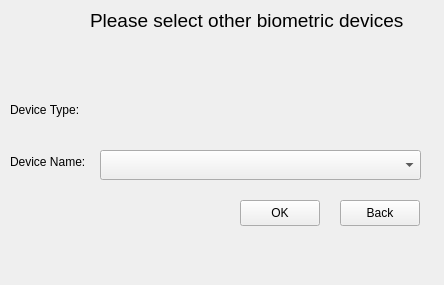
This is src/BioAuth/src/biodeviceswidget.ui in ukui/ukui-screensaver as Qt 5 draws it before an edit. The edited form follows.
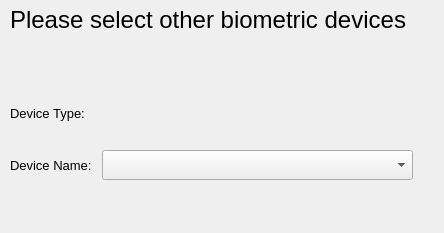
This is the edited form.

Commit message: Remove the ok and back button belong to BioDevicesWiget

```diff
--- a/src/BioAuth/src/biodeviceswidget.ui
+++ b/src/BioAuth/src/biodeviceswidget.ui
@@ -7,7 +7,7 @@
     <x>0</x>
     <y>0</y>
     <width>444</width>
-    <height>285</height>
+    <height>233</height>
    </rect>
   </property>
   <property name="windowTitle">
@@ -16,15 +16,15 @@
   <widget class="QLabel" name="lblTitle">
    <property name="geometry">
     <rect>
-     <x>90</x>
+     <x>10</x>
      <y>0</y>
-     <width>331</width>
+     <width>411</width>
      <height>40</height>
     </rect>
    </property>
    <property name="font">
     <font>
-     <pointsize>14</pointsize>
+     <pointsize>18</pointsize>
     </font>
    </property>
    <property name="text">
@@ -39,10 +39,15 @@
     <rect>
      <x>10</x>
      <y>100</y>
-     <width>80</width>
-     <height>20</height>
+     <width>82</width>
+     <height>26</height>
     </rect>
    </property>
+   <property name="font">
+    <font>
+     <pointsize>10</pointsize>
+    </font>
+   </property>
    <property name="text">
     <string>Device Type:</string>
    </property>
@@ -51,11 +56,16 @@
    <property name="geometry">
     <rect>
      <x>10</x>
-     <y>152</y>
-     <width>80</width>
-     <height>20</height>
+     <y>150</y>
+     <width>82</width>
+     <height>30</height>
     </rect>
    </property>
+   <property name="font">
+    <font>
+     <pointsize>10</pointsize>
+    </font>
+   </property>
    <property name="text">
     <string>Device Name:</string>
    </property>
@@ -63,45 +73,13 @@
   <widget class="QComboBox" name="cmbDeviceName">
    <property name="geometry">
     <rect>
-     <x>100</x>
+     <x>102</x>
      <y>150</y>
-     <width>321</width>
+     <width>311</width>
      <height>30</height>
     </rect>
    </property>
   </widget>
-  <widget class="QPushButton" name="btnOK">
-   <property name="geometry">
-    <rect>
-     <x>240</x>
-     <y>200</y>
-     <width>80</width>
-     <height>26</height>
-    </rect>
-   </property>
-   <property name="text">
-    <string>OK</string>
-   </property>
-  </widget>
-  <widget class="QPushButton" name="btnBack">
-   <property name="geometry">
-    <rect>
-     <x>340</x>
-     <y>200</y>
-     <width>80</width>
-     <height>26</height>
-    </rect>
-   </property>
-   <property name="text">
-    <string>Back</string>
-   </property>
-  </widget>
-  <zorder>lblTitle</zorder>
-  <zorder>lblDeviceType</zorder>
-  <zorder>lblDeviceName</zorder>
-  <zorder>cmbDeviceName</zorder>
-  <zorder>btnBack</zorder>
-  <zorder>btnOK</zorder>
  </widget>
  <resources/>
  <connections/>
```
The commit also changes 6 other files.
